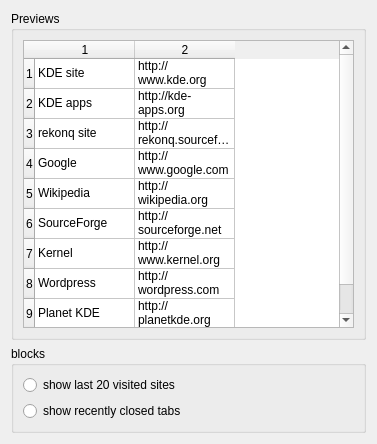
Above: src/settings_newtabpage.ui from KDE/rekonq before the change. Below: the same form after it.
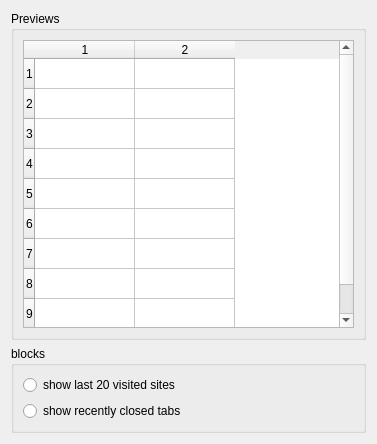
That is the form after the change.

Commit message: Fixed options show recently closed tabs / show recent history

The edit to the form file:
```diff
--- a/src/settings_newtabpage.ui
+++ b/src/settings_newtabpage.ui
@@ -39,96 +39,6 @@
         <row/>
         <column/>
         <column/>
-        <item row="0" column="0">
-         <property name="text">
-          <string>KDE site</string>
-         </property>
-        </item>
-        <item row="0" column="1">
-         <property name="text">
-          <string>http://www.kde.org</string>
-         </property>
-        </item>
-        <item row="1" column="0">
-         <property name="text">
-          <string>KDE apps</string>
-         </property>
-        </item>
-        <item row="1" column="1">
-         <property name="text">
-          <string>http://kde-apps.org</string>
-         </property>
-        </item>
-        <item row="2" column="0">
-         <property name="text">
-          <string>rekonq site</string>
-         </property>
-        </item>
-        <item row="2" column="1">
-         <property name="text">
-          <string>http://rekonq.sourceforge.net</string>
-         </property>
-        </item>
-        <item row="3" column="0">
-         <property name="text">
-          <string>Google</string>
-         </property>
-        </item>
-        <item row="3" column="1">
-         <property name="text">
-          <string>http://www.google.com</string>
-         </property>
-        </item>
-        <item row="4" column="0">
-         <property name="text">
-          <string>Wikipedia</string>
-         </property>
-        </item>
-        <item row="4" column="1">
-         <property name="text">
-          <string>http://wikipedia.org</string>
-         </property>
-        </item>
-        <item row="5" column="0">
-         <property name="text">
-          <string>SourceForge</string>
-         </property>
-        </item>
-        <item row="5" column="1">
-         <property name="text">
-          <string>http://sourceforge.net</string>
-         </property>
-        </item>
-        <item row="6" column="0">
-         <property name="text">
-          <string>Kernel</string>
-         </property>
-        </item>
-        <item row="6" column="1">
-         <property name="text">
-          <string>http://www.kernel.org</string>
-         </property>
-        </item>
-        <item row="7" column="0">
-         <property name="text">
-          <string>Wordpress</string>
-         </property>
-        </item>
-        <item row="7" column="1">
-         <property name="text">
-          <string>http://wordpress.com</string>
-         </property>
-        </item>
-        <item row="8" column="0">
-         <property name="text">
-          <string>Planet KDE</string>
-         </property>
-        </item>
-        <item row="8" column="1">
-         <property name="text">
-          <string>http://planetkde.org</string>
-         </property>
-        </item>
        </widget>
       </item>
      </layout>
```
Left out of the diff: 4 changed lines with no effect on the pictures. The commit also changes 3 other files.
